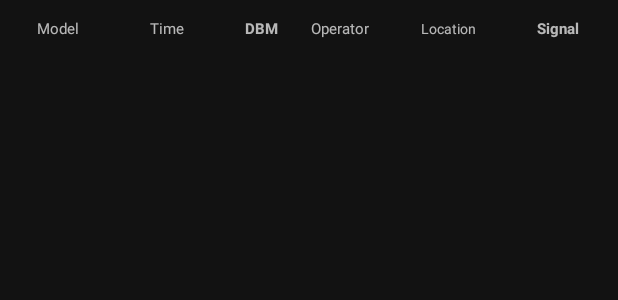
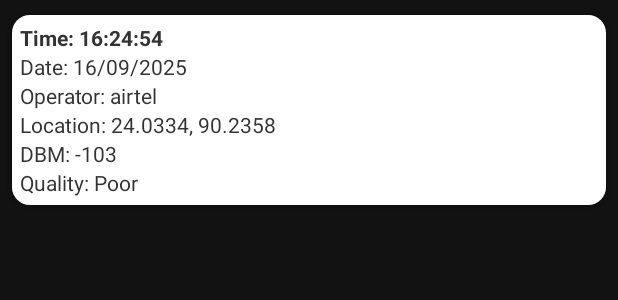
Before and after one commit to sabbir4hmed/Network_Test, an Android app: the layout item_signal_data.xml on its own in the app's theme, with its tools: preview values and no code run, on a phone screen of 412 x 824 dp. Shown: the top 300 px of the screen. Run offline under Robolectric (Android 15) with nearby library versions, the light colour scheme and no system bars.

Commit message:
updated many items

```diff
--- a/app/src/main/java/com/sabbir/waltonmobile/networktest/FieldTest/FieldTestActivity.java
+++ b/app/src/main/java/com/sabbir/waltonmobile/networktest/FieldTest/FieldTestActivity.java
@@ -99,7 +99,6 @@ public class FieldTestActivity extends AppCompatActivity implements LocationList
         btnStart = findViewById(R.id.btnStart);
         btnPause = findViewById(R.id.btnPause);
         btnStop = findViewById(R.id.btnStop);
-        btnStartSim2 = findViewById(R.id.btnStartSim2);
         btnGenerateReport = findViewById(R.id.btnGenerateReport);
         recyclerViewData = findViewById(R.id.recyclerViewData);
     }
@@ -165,7 +164,6 @@ public class FieldTestActivity extends AppCompatActivity implements LocationList
         btnStart.setOnClickListener(v -> startTest());
         btnPause.setOnClickListener(v -> pauseTest());
         btnStop.setOnClickListener(v -> stopTest());
-        btnStartSim2.setOnClickListener(v -> startSim2Test());
         btnGenerateReport.setOnClickListener(v -> generateReport());
     }
 
--- a/app/src/main/res/layout/activity_sim_test.xml
+++ b/app/src/main/res/layout/activity_sim_test.xml
@@ -101,7 +101,7 @@
                 <EditText
                     android:id="@+id/etBuildVersion"
                     android:layout_width="match_parent"
-                    android:layout_height="80dp"
+                    android:layout_height="200dp"
                     android:background="@drawable/edittext_background_readonly"
                     android:enabled="false"
                     android:gravity="top"
--- a/app/src/main/res/layout/item_signal_data.xml
+++ b/app/src/main/res/layout/item_signal_data.xml
@@ -1,71 +1,65 @@
 <?xml version="1.0" encoding="utf-8"?>
-<LinearLayout xmlns:android="http://schemas.android.com/apk/res/android"
+<androidx.cardview.widget.CardView xmlns:android="http://schemas.android.com/apk/res/android"
     android:layout_width="match_parent"
     android:layout_height="wrap_content"
-    android:orientation="horizontal"
-    android:padding="8dp"
-    android:background="?android:attr/selectableItemBackground">
+    xmlns:app="http://schemas.android.com/apk/res-auto"
+    android:layout_marginBottom="8dp"
+    android:background="#FFFFFF"
+    app:cardCornerRadius="12dp"
+    app:cardElevation="4dp"
+    app:cardUseCompatPadding="true">
+
+    <LinearLayout
+        android:layout_width="match_parent"
+        android:layout_height="wrap_content"
+        android:orientation="vertical"
+        android:background="@color/white"
+        android:padding="5dp"
+        android:layout_marginBottom="0dp"
+        android:clipToOutline="true"
+        android:elevation="2dp">
 
         <TextView
-        android:id="@+id/tvModel"
-        android:layout_width="0dp"
+            android:id="@+id/tvTime"
+            android:layout_width="wrap_content"
             android:layout_height="wrap_content"
-        android:layout_weight="1.5"
-        android:text="Model"
-        android:textSize="10sp"
-        android:gravity="center"
-        android:padding="4dp" />
-
-    <TextView
-        android:id="@+id/tvTimestamp"
-        android:layout_width="0dp"
-        android:layout_height="wrap_content"
-        android:layout_weight="2"
-        android:text="Time"
-        android:textSize="10sp"
-        android:gravity="center"
-        android:padding="4dp" />
-
-    <TextView
-        android:id="@+id/tvDbm"
-        android:layout_width="0dp"
-        android:layout_height="wrap_content"
-        android:layout_weight="1"
-        android:text="DBM"
-        android:textSize="10sp"
-        android:gravity="center"
-        android:padding="4dp"
+            android:text="Time: 16:24:54"
+            android:textColor="@color/primary_text"
             android:textStyle="bold" />
 
         <TextView
+            android:id="@+id/tvDate"
+            android:layout_width="wrap_content"
+            android:layout_height="wrap_content"
+            android:text="Date: 16/09/2025"
+            android:textColor="@color/primary_text" />
+
+        <TextView
             android:id="@+id/tvOperator"
-        android:layout_width="0dp"
+            android:layout_width="wrap_content"
             android:layout_height="wrap_content"
-        android:layout_weight="1.5"
-        android:text="Operator"
-        android:textSize="10sp"
-        android:gravity="center"
-        android:padding="4dp" />
+            android:text="Operator: airtel"
+            android:textColor="@color/primary_text" />
 
         <TextView
             android:id="@+id/tvLocation"
-        android:layout_width="0dp"
+            android:layout_width="wrap_content"
             android:layout_height="wrap_content"
-        android:layout_weight="2"
-        android:text="Location"
-        android:textSize="9sp"
-        android:gravity="center"
-        android:padding="4dp" />
+            android:text="Location: 24.0334, 90.2358"
+            android:textColor="@color/primary_text" />
 
         <TextView
-        android:id="@+id/tvSignalQuality"
-        android:layout_width="0dp"
+            android:id="@+id/tvDBM"
+            android:layout_width="wrap_content"
             android:layout_height="wrap_content"
-        android:layout_weight="1.5"
-        android:text="Signal"
-        android:textSize="10sp"
-        android:gravity="center"
-        android:padding="4dp"
-        android:textStyle="bold" />
+            android:text="DBM: -103"
+            android:textColor="@color/primary_text" />
 
+        <TextView
+            android:id="@+id/tvQuality"
+            android:layout_width="wrap_content"
+            android:layout_height="wrap_content"
+            android:text="Quality: Poor"
+            android:textColor="@color/primary_text" />
     </LinearLayout>
+</androidx.cardview.widget.CardView>
```
Also changed, not shown: app/src/main/java/com/sabbir/waltonmobile/networktest/FieldTest/SignalDataAdapter.java (+26 -26 lines), app/src/main/res/layout/activity_field_test.xml (+11 -105 lines). Lines whose indentation alone changed are shown as unchanged.
